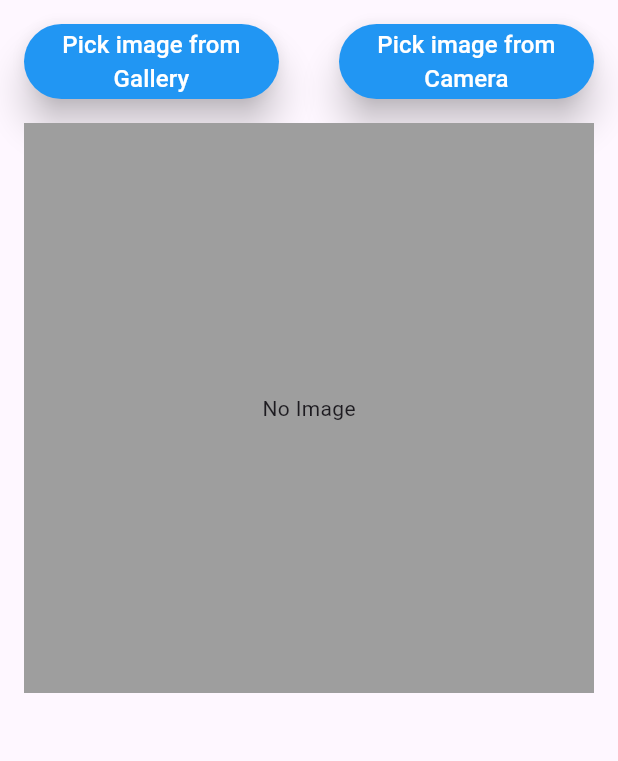
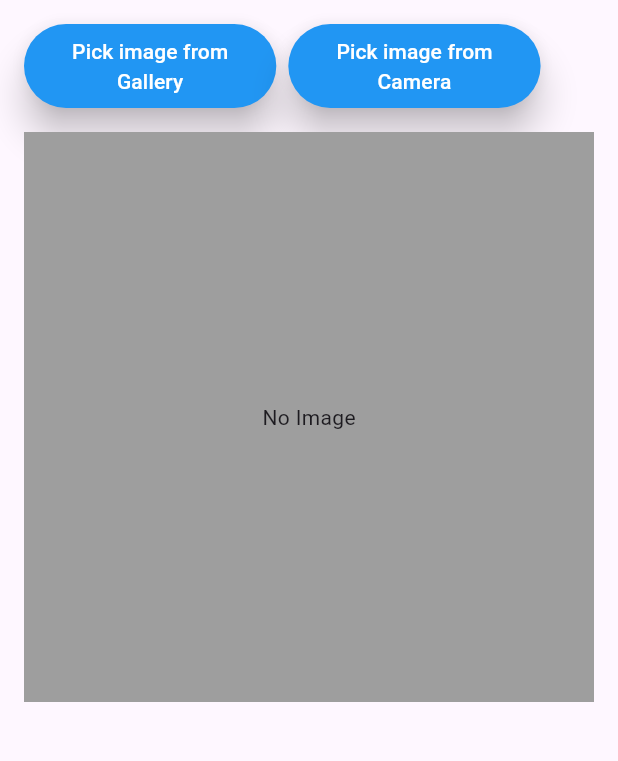
Before and after one commit to amitsurjo57/text-recognition-app, a Flutter app: the screen it shows after launch, on a phone screen of 412 x 824 dp, the part 84-845 px from its top. Run offline on Flutter 3.47's test engine with Material 3 defaults, Android fonts, the phone set to English and light mode, and no system bars; our stand-ins replace image_picker, logger; missing offline and left inert: google_mlkit_text_recognition.

Commit message:
something change

```diff
--- a/lib/main.dart
+++ b/lib/main.dart
@@ -89,9 +89,11 @@ class _TextRecognitionScreenState extends State<TextRecognitionScreen> {
 
   Text _myText() => Text(text, style: TextStyle(fontSize: 20));
 
-  Row _buttonSegment() {
-    return Row(
+  Widget _buttonSegment() {
+    return FittedBox(
+      child: Row(
         mainAxisAlignment: MainAxisAlignment.spaceBetween,
+        spacing: 8,
         children: [
           _myButton(
             onTap: () => _onClickButton(imageSource: ImageSource.gallery),
@@ -102,23 +104,23 @@ class _TextRecognitionScreenState extends State<TextRecognitionScreen> {
             text: "Camera",
           ),
         ],
+      ),
     );
   }
 
   Widget _myButton({required void Function() onTap, required String text}) {
-    return SizedBox(
-      width: 170,
-      height: 50,
-      child: ElevatedButton(
+    return ElevatedButton(
       onPressed: onTap,
       style: ElevatedButton.styleFrom(
         backgroundColor: Colors.blue,
         alignment: Alignment.center,
         elevation: 10,
       ),
+      child: Padding(
+        padding: const EdgeInsets.all(8.0),
         child: Text(
-          "Pick image from $text",
-          style: TextStyle(color: Colors.white, fontSize: 16),
+          "Pick image from\n$text",
+          style: TextStyle(color: Colors.white),
           textAlign: TextAlign.center,
         ),
       ),
```
Lines whose indentation alone changed are shown as unchanged.
